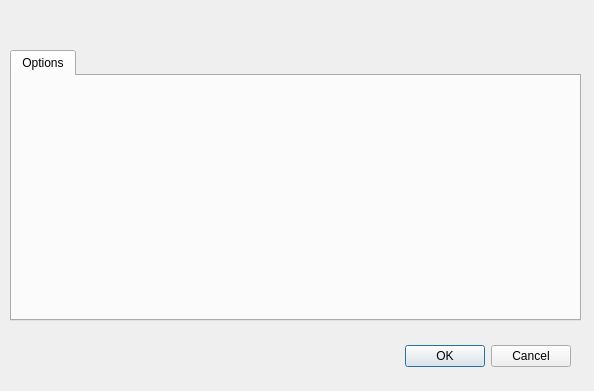
Old version of the form safe/gui/ui/function_options_dialog_base.ui in the repository inasafe/inasafe.
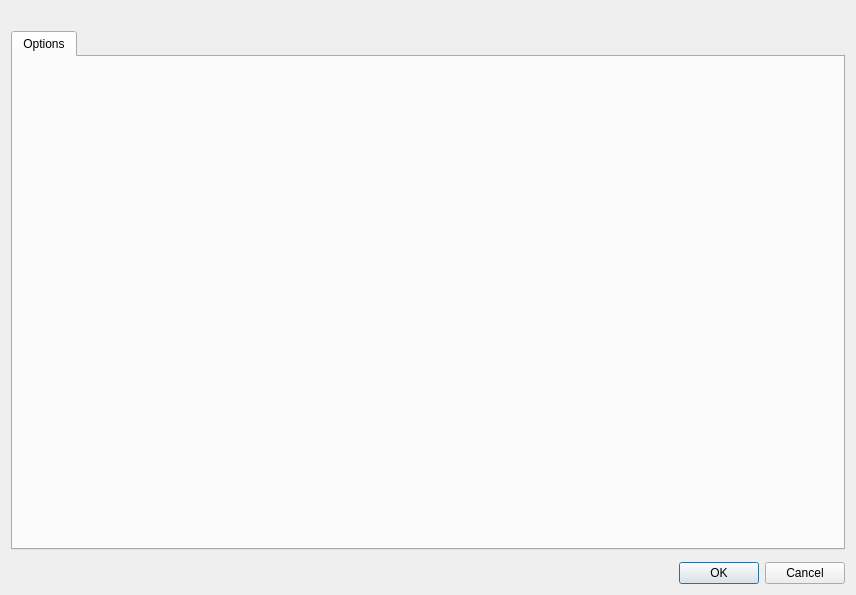
New version of the form.

Commit message: [BACKPORT] fix #1758 - IF options dialog lacks top level layout.

What changed in the file:
```diff
--- a/safe/gui/ui/function_options_dialog_base.ui
+++ b/safe/gui/ui/function_options_dialog_base.ui
@@ -6,38 +6,16 @@
    <rect>
     <x>0</x>
     <y>0</y>
-    <width>594</width>
-    <height>391</height>
+    <width>856</width>
+    <height>595</height>
    </rect>
   </property>
   <property name="windowTitle">
    <string>Dialog</string>
   </property>
-  <widget class="QDialogButtonBox" name="buttonBox">
-   <property name="geometry">
-    <rect>
-     <x>30</x>
-     <y>340</y>
-     <width>541</width>
-     <height>32</height>
-    </rect>
-   </property>
-   <property name="orientation">
-    <enum>Qt::Horizontal</enum>
-   </property>
-   <property name="standardButtons">
-    <set>QDialogButtonBox::Cancel|QDialogButtonBox::Ok</set>
-   </property>
-  </widget>
+  <layout class="QGridLayout" name="gridLayout">
+   <item row="0" column="0" colspan="2">
   <widget class="QLabel" name="lblFunctionDescription">
-   <property name="geometry">
-    <rect>
-     <x>10</x>
-     <y>10</y>
-     <width>561</width>
-     <height>61</height>
-    </rect>
-   </property>
    <property name="text">
     <string/>
    </property>
@@ -48,45 +26,12 @@
     <bool>true</bool>
    </property>
   </widget>
-  <widget class="QLabel" name="lblErrorMessage">
-   <property name="geometry">
-    <rect>
-     <x>10</x>
-     <y>336</y>
-     <width>371</width>
-     <height>41</height>
-    </rect>
-   </property>
-   <property name="font">
-    <font>
-     <pointsize>8</pointsize>
-    </font>
-   </property>
-   <property name="styleSheet">
-    <string notr="true">color: rgb(255, 0, 0)</string>
-   </property>
-   <property name="text">
-    <string/>
-   </property>
-   <property name="textFormat">
-    <enum>Qt::RichText</enum>
-   </property>
-   <property name="wordWrap">
-    <bool>true</bool>
-   </property>
-  </widget>
+   </item>
+   <item row="1" column="0" colspan="2">
   <widget class="QTabWidget" name="tabWidget">
    <property name="enabled">
     <bool>true</bool>
    </property>
-   <property name="geometry">
-    <rect>
-     <x>10</x>
-     <y>50</y>
-     <width>571</width>
-     <height>271</height>
-    </rect>
-   </property>
    <property name="tabShape">
     <enum>QTabWidget::Rounded</enum>
    </property>
@@ -103,19 +48,46 @@
     <attribute name="title">
      <string>Options</string>
     </attribute>
-    <widget class="QWidget" name="formLayoutWidget">
-     <property name="geometry">
-      <rect>
-       <x>10</x>
-       <y>0</y>
-       <width>541</width>
-       <height>231</height>
-      </rect>
-     </property>
+      <layout class="QGridLayout" name="gridLayout_2">
+       <item row="0" column="0">
      <layout class="QFormLayout" name="configLayout"/>
-    </widget>
-   </widget>
-  </widget>
+       </item>
+      </layout>
+     </widget>
+    </widget>
+   </item>
+   <item row="2" column="0" rowspan="2" colspan="2">
+    <widget class="QLabel" name="lblErrorMessage">
+     <property name="font">
+      <font>
+       <pointsize>8</pointsize>
+      </font>
+     </property>
+     <property name="styleSheet">
+      <string notr="true">color: rgb(255, 0, 0)</string>
+     </property>
+     <property name="text">
+      <string/>
+     </property>
+     <property name="textFormat">
+      <enum>Qt::RichText</enum>
+     </property>
+     <property name="wordWrap">
+      <bool>true</bool>
+     </property>
+    </widget>
+   </item>
+   <item row="3" column="1">
+    <widget class="QDialogButtonBox" name="buttonBox">
+     <property name="orientation">
+      <enum>Qt::Horizontal</enum>
+     </property>
+     <property name="standardButtons">
+      <set>QDialogButtonBox::Cancel|QDialogButtonBox::Ok</set>
+     </property>
+    </widget>
+   </item>
+  </layout>
  </widget>
  <resources/>
  <connections>
```
Lines whose indentation alone changed are shown as unchanged.
